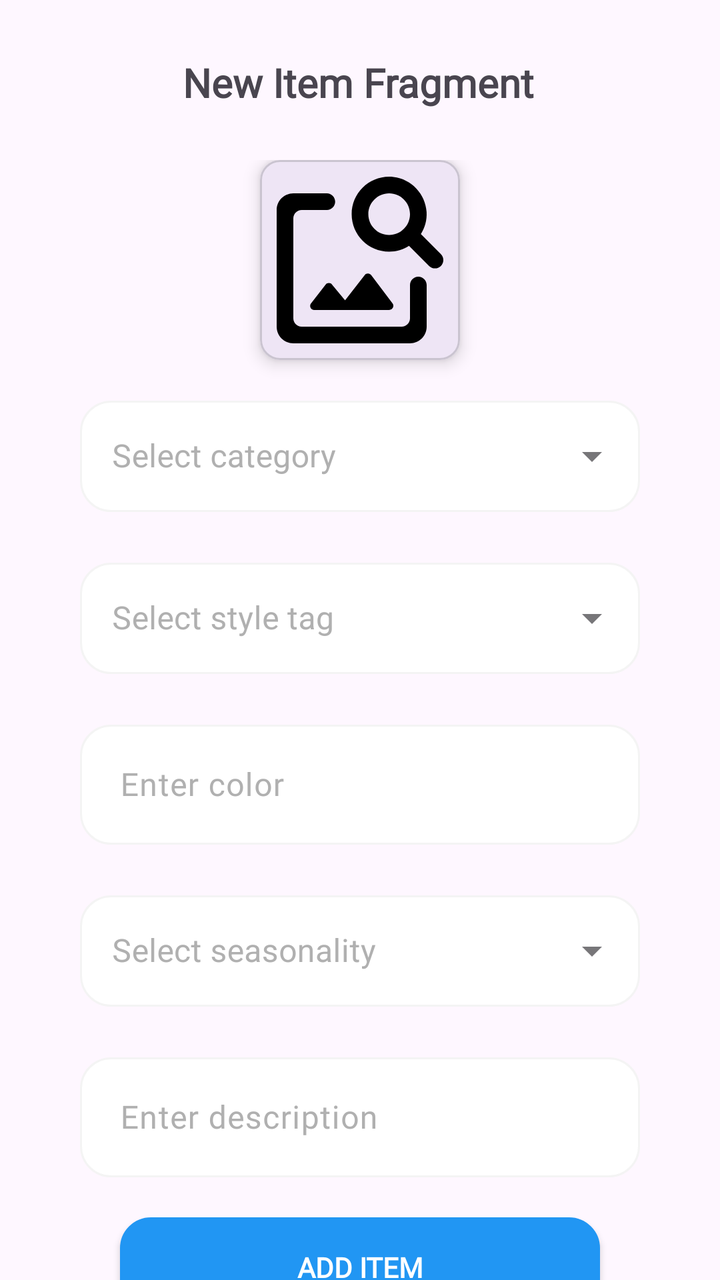
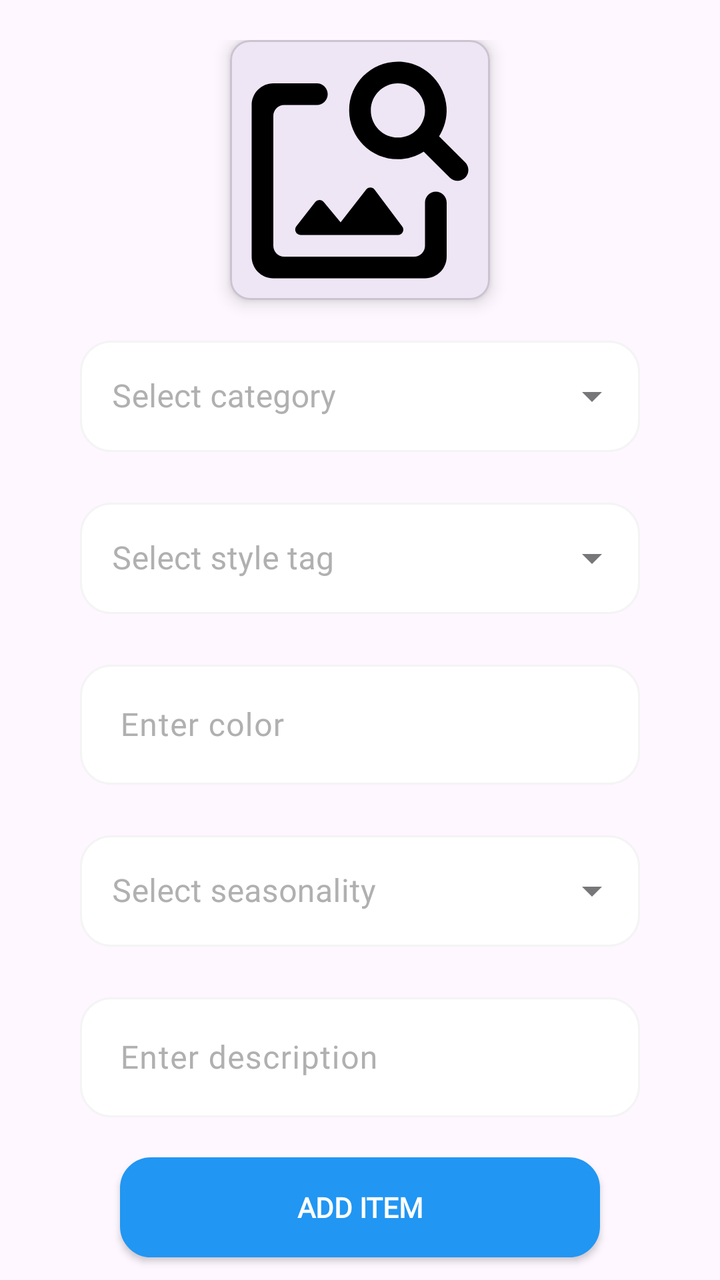

Compare the two renders of this Android layout. The source of the first and the diff that turns it into the second are given below.
<!-- AndroidManifest.xml: application theme Theme.StyleWIZ_vol2 -->
<!-- res/layout/fragment_new_item.xml -->
<?xml version="1.0" encoding="utf-8"?>
<ScrollView xmlns:android="http://schemas.android.com/apk/res/android"
    android:layout_width="match_parent"
    android:layout_height="match_parent"
    xmlns:app="http://schemas.android.com/apk/res-auto"
    android:scrollbars="none">

<androidx.constraintlayout.widget.ConstraintLayout
    xmlns:android="http://schemas.android.com/apk/res/android"
    xmlns:app="http://schemas.android.com/apk/res-auto"
    xmlns:tools="http://schemas.android.com/tools"
    android:layout_width="match_parent"
    android:layout_height="match_parent"
    tools:context=".NewItemFragment">


    <TextView
        android:id="@+id/textView9"
        android:layout_width="wrap_content"
        android:layout_height="wrap_content"
        android:fontFamily="@font/roboto"
        android:text="New Item Fragment"
        android:textSize="20sp"
        android:textStyle="bold"
        app:layout_constraintBottom_toBottomOf="parent"
        app:layout_constraintEnd_toEndOf="parent"
        app:layout_constraintHorizontal_bias="0.497"
        app:layout_constraintStart_toStartOf="parent"
        app:layout_constraintTop_toTopOf="parent"
        app:layout_constraintVertical_bias="0.042" />


    <LinearLayout
        android:layout_width="match_parent"
        android:layout_height="wrap_content"
        android:layout_marginStart="30dp"
        android:layout_marginTop="70dp"
        android:layout_marginEnd="30dp"
        android:padding="10dp"
        android:gravity="center"
        android:orientation="vertical"
        app:layout_constraintEnd_toEndOf="parent"
        app:layout_constraintStart_toStartOf="parent"
        app:layout_constraintTop_toTopOf="parent">

        <com.google.android.material.card.MaterialCardView
            android:id="@+id/selectImage"
            android:layout_width="100sp"
            android:layout_height="100sp"
            app:cardCornerRadius="10sp"
            app:cardElevation="5sp">

            <LinearLayout
                android:layout_width="match_parent"
                android:layout_height="match_parent"
                android:gravity="center"
                android:orientation="vertical">

                <ImageView
                    android:id="@+id/itemImage"
                    android:layout_width="match_parent"
                    android:layout_height="match_parent"
                    android:src="@drawable/round_image_search_24"
                    android:scaleType="centerCrop"/>
            </LinearLayout>


        </com.google.android.material.card.MaterialCardView>



        <Button
            android:id="@+id/submitButton"
            android:layout_width="wrap_content"
            android:layout_height="wrap_content"
            android:text="Submit"
            android:visibility="gone"/>




        <com.google.android.material.textfield.TextInputLayout
            android:layout_width="match_parent"
            android:layout_height="wrap_content"
            android:hint="Select category"
            android:textColorHint="@color/gray"
            android:layout_marginTop="15dp"
            style="@style/Widget.MaterialComponents.TextInputLayout.OutlinedBox.ExposedDropdownMenu">

            <AutoCompleteTextView
                android:id="@+id/textCategory"
                android:layout_width="match_parent"
                android:layout_height="wrap_content"
                android:background="@drawable/edittextshape"
                android:inputType="none"/>


        </com.google.android.material.textfield.TextInputLayout>

        <com.google.android.material.textfield.TextInputLayout
            android:layout_width="match_parent"
            android:layout_height="wrap_content"
            android:hint="Select style tag"
            android:textColorHint="@color/gray"
            android:layout_marginTop="20dp"
            style="@style/Widget.MaterialComponents.TextInputLayout.OutlinedBox.ExposedDropdownMenu">

            <AutoCompleteTextView
                android:id="@+id/textStyleTag"
                android:layout_width="match_parent"
                android:layout_height="wrap_content"
                android:background="@drawable/edittextshape"
                android:inputType="none"/>


        </com.google.android.material.textfield.TextInputLayout>




        <com.google.android.material.textfield.TextInputLayout
            android:layout_width="match_parent"
            android:layout_height="wrap_content"
            android:layout_marginTop="20dp"
            android:hint="Enter color"
            android:textColorHint="@color/gray"
            app:hintAnimationEnabled="true">

            <com.google.android.material.textfield.TextInputEditText
                android:id="@+id/textColor"
                android:layout_width="match_parent"
                android:layout_height="60dp"
                android:paddingStart="20dp"
                android:paddingEnd="15dp"
                android:background="@drawable/edittextshape"
                android:fontFamily="@font/roboto"
                android:singleLine="true"
                android:inputType="text" />
        </com.google.android.material.textfield.TextInputLayout>


        <com.google.android.material.textfield.TextInputLayout
            android:layout_width="match_parent"
            android:layout_height="wrap_content"
            android:hint="Select seasonality"
            android:textColorHint="@color/gray"
            android:layout_marginTop="20dp"
            style="@style/Widget.MaterialComponents.TextInputLayout.OutlinedBox.ExposedDropdownMenu">

            <AutoCompleteTextView
                android:id="@+id/textSeasonality"
                android:layout_width="match_parent"
                android:layout_height="wrap_content"
                android:background="@drawable/edittextshape"
                android:inputType="none"/>


        </com.google.android.material.textfield.TextInputLayout>

        <com.google.android.material.textfield.TextInputLayout
            android:layout_width="match_parent"
            android:layout_height="wrap_content"
            android:layout_marginTop="20dp"
            android:hint="Enter description"
            android:textColorHint="@color/gray"
            app:hintAnimationEnabled="true">

            <com.google.android.material.textfield.TextInputEditText
                android:id="@+id/textDescription"
                android:layout_width="match_parent"
                android:layout_height="60dp"
                android:paddingStart="20dp"
                android:paddingEnd="15dp"
                android:background="@drawable/edittextshape"
                android:fontFamily="@font/roboto"
                android:singleLine="true"
                android:inputType="text" />
        </com.google.android.material.textfield.TextInputLayout>

        <androidx.appcompat.widget.AppCompatButton
            android:id="@+id/AddItemBtn"
            android:layout_width="match_parent"
            android:layout_height="50dp"
            android:background="@drawable/edittextshape"
            android:backgroundTint="@color/blue"
            android:text="ADD ITEM"
            android:textColor="@color/white"
            android:fontFamily="@font/roboto"
            android:textStyle="bold"
            android:layout_margin="20dp"/>


    </LinearLayout>

</androidx.constraintlayout.widget.ConstraintLayout>
</ScrollView>
<!-- resources referenced by this layout -->
<resources>
  <color name="blue">#2196F3</color>
  <color name="gray">#B0B0B0</color>
  <color name="white">#FFFFFFFF</color>
  <!-- drawable edittextshape (drawable) -->
  <?xml version="1.0" encoding="utf-8"?>
  <shape xmlns:android="http://schemas.android.com/apk/res/android">
      <solid android:color="@color/white"/>
      <corners android:radius="15dp"/>
      <stroke android:color="#f4f4f4" android:width="1dp"/>
  </shape>
  <!-- drawable round_image_search_24 (drawable) -->
  <vector android:height="24dp" android:tint="#000000"
      android:viewportHeight="24" android:viewportWidth="24"
      android:width="24dp" xmlns:android="http://schemas.android.com/apk/res/android">
      <path android:fillColor="@android:color/white" android:pathData="M18,15v4c0,0.55 -0.45,1 -1,1L5,20c-0.55,0 -1,-0.45 -1,-1L4,7c0,-0.55 0.45,-1 1,-1h3.02c0.55,0 1,-0.45 1,-1s-0.45,-1 -1,-1L4,4c-1.1,0 -2,0.9 -2,2v14c0,1.1 0.9,2 2,2h14c1.1,0 2,-0.9 2,-2v-5c0,-0.55 -0.45,-1 -1,-1s-1,0.45 -1,1zM15.5,18L6.52,18c-0.42,0 -0.65,-0.48 -0.39,-0.81l1.74,-2.23c0.2,-0.25 0.58,-0.26 0.78,-0.01l1.56,1.88 2.35,-3.02c0.2,-0.26 0.6,-0.26 0.79,0.01l2.55,3.39c0.25,0.32 0.01,0.79 -0.4,0.79zM19.3,8.89c0.48,-0.77 0.75,-1.67 0.69,-2.66 -0.13,-2.15 -1.84,-3.97 -3.97,-4.2C13.3,1.73 11,3.84 11,6.5c0,2.49 2.01,4.5 4.49,4.5 0.88,0 1.7,-0.26 2.39,-0.7l2.41,2.41c0.39,0.39 1.03,0.39 1.42,0 0.39,-0.39 0.39,-1.03 0,-1.42l-2.41,-2.4zM15.5,9C14.12,9 13,7.88 13,6.5S14.12,4 15.5,4 18,5.12 18,6.5 16.88,9 15.5,9z"/>
  </vector>
  <style name="Theme.StyleWIZ_vol2" parent="Base.Theme.StyleWIZ_vol2" />
  <style name="Base.Theme.StyleWIZ_vol2" parent="Theme.Material3.DayNight.NoActionBar">
          
          
      </style>
</resources>

<!-- the commit's change to res/layout/fragment_new_item.xml (unified diff, before → after) -->
@@ -14,27 +14,11 @@
     tools:context=".NewItemFragment">
 
 
-    <TextView
-        android:id="@+id/textView9"
-        android:layout_width="wrap_content"
-        android:layout_height="wrap_content"
-        android:fontFamily="@font/roboto"
-        android:text="New Item Fragment"
-        android:textSize="20sp"
-        android:textStyle="bold"
-        app:layout_constraintBottom_toBottomOf="parent"
-        app:layout_constraintEnd_toEndOf="parent"
-        app:layout_constraintHorizontal_bias="0.497"
-        app:layout_constraintStart_toStartOf="parent"
-        app:layout_constraintTop_toTopOf="parent"
-        app:layout_constraintVertical_bias="0.042" />
-
-
     <LinearLayout
         android:layout_width="match_parent"
         android:layout_height="wrap_content"
         android:layout_marginStart="30dp"
-        android:layout_marginTop="70dp"
+        android:layout_marginTop="10dp"
         android:layout_marginEnd="30dp"
         android:padding="10dp"
         android:gravity="center"
@@ -45,8 +29,8 @@
 
         <com.google.android.material.card.MaterialCardView
             android:id="@+id/selectImage"
-            android:layout_width="100sp"
-            android:layout_height="100sp"
+            android:layout_width="130sp"
+            android:layout_height="130sp"
             app:cardCornerRadius="10sp"
             app:cardElevation="5sp">
 
